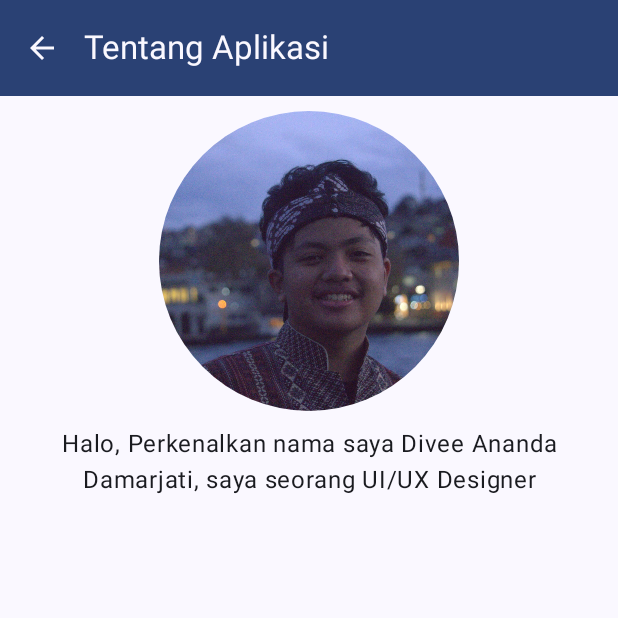
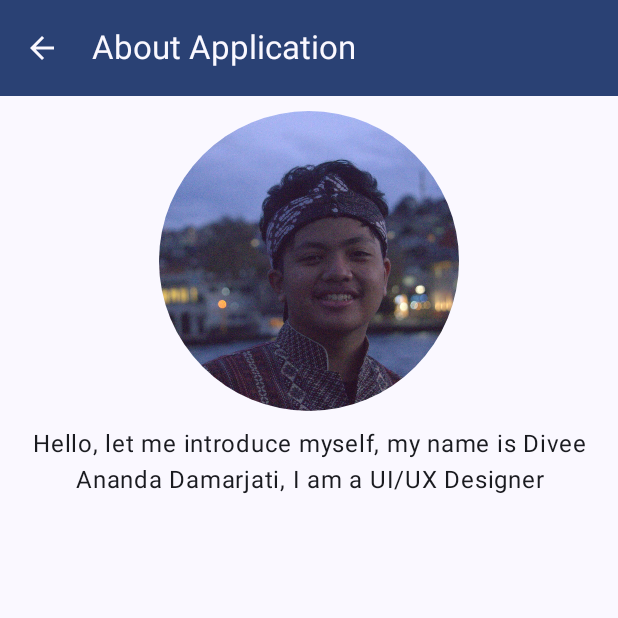
Before and after one commit to DiveeDamarjati/Asessment1_Mobpro, an Android app built with Jetpack Compose: the AboutUs screen opened through its navigation route, on a phone screen of 412 x 824 dp, the top half of it. Run offline under Robolectric (Android 15) with nearby library versions, the phone set to English and light mode, and no system bars.

Commit message:
Asessment-1 Mobpro (Revisi)

```diff
--- a/app/src/main/java/org/d3if0106/miniproject/model/Image.kt
+++ /dev/null
@@ -1,8 +0,0 @@
-package org.d3if0106.miniproject.model
-
-import androidx.annotation.DrawableRes
-import java.sql.RowId
-
-data class Image(
-    @DrawableRes val imageResId: Int
-)
--- a/app/src/main/java/org/d3if0106/miniproject/screen/AboutUs.kt
+++ b/app/src/main/java/org/d3if0106/miniproject/screen/AboutUs.kt
@@ -1,5 +1,6 @@
 package org.d3if0106.miniproject.screen
 
+import android.media.Image
 import android.provider.ContactsContract.Profile
 import androidx.compose.foundation.Image
 import androidx.compose.foundation.layout.Arrangement
@@ -29,7 +30,6 @@ import androidx.compose.ui.text.style.TextAlign
 import androidx.compose.ui.unit.dp
 import androidx.navigation.NavHostController
 import org.d3if0106.miniproject.R
-import org.d3if0106.miniproject.model.Image
 import org.d3if0106.miniproject.navigation.Screen
 
 @OptIn(ExperimentalMaterial3Api::class)
@@ -59,11 +59,12 @@ fun AboutUs(navController: NavHostController) {
     ) { paddingValues ->
         Column(
             modifier = Modifier
-                .padding(paddingValues).padding(top = 10.dp),
+                .padding(paddingValues)
+                .padding(top = 10.dp),
             horizontalAlignment = Alignment.CenterHorizontally,
 
         ) {
-            ProfileImage(image = Image(R.drawable.divee))
+            ProfileImage()
             Text(
                 text = stringResource(id = R.string.data_diri),
                 modifier = Modifier.padding(10.dp),
@@ -76,9 +77,9 @@ fun AboutUs(navController: NavHostController) {
 
 
 @Composable
-fun ProfileImage(image: Image) {
+fun ProfileImage() {
     Image(
-        painter = painterResource(id = image.imageResId),
+        painter = painterResource(id = R.drawable.divee),
         contentDescription = null,
         modifier = Modifier
             .size(200.dp)
--- a/app/src/main/java/org/d3if0106/miniproject/screen/MainScreen.kt
+++ b/app/src/main/java/org/d3if0106/miniproject/screen/MainScreen.kt
@@ -1,5 +1,7 @@
 package org.d3if0106.miniproject.screen
 
+import android.content.Context
+import android.content.Intent
 import android.graphics.drawable.Icon
 import androidx.compose.foundation.border
 import androidx.compose.foundation.layout.Arrangement
@@ -9,9 +11,11 @@ import androidx.compose.foundation.layout.Row
 import androidx.compose.foundation.layout.fillMaxSize
 import androidx.compose.foundation.layout.fillMaxWidth
 import androidx.compose.foundation.layout.padding
+import androidx.compose.foundation.rememberScrollState
 import androidx.compose.foundation.selection.selectable
 import androidx.compose.foundation.shape.RoundedCornerShape
 import androidx.compose.foundation.text.KeyboardOptions
+import androidx.compose.foundation.verticalScroll
 import androidx.compose.material.icons.Icons
 import androidx.compose.material.icons.filled.Info
 import androidx.compose.material3.Button
@@ -36,6 +40,7 @@ import androidx.compose.runtime.setValue
 import androidx.compose.ui.Alignment
 import androidx.compose.ui.Modifier
 import androidx.compose.ui.graphics.Color
+import androidx.compose.ui.platform.LocalContext
 import androidx.compose.ui.res.stringResource
 import androidx.compose.ui.semantics.Role
 import androidx.compose.ui.text.input.ImeAction
@@ -86,10 +91,13 @@ fun ScreenContent(modifier: Modifier){
     )
     var gender by remember { mutableStateOf(radioOptions[0]) }
 
-    var kategori by remember { mutableIntStateOf(0) }
+    var kategori by remember { mutableStateOf(0) }
+
+    var context = LocalContext.current
 
     Column(
         modifier = modifier
+            .verticalScroll(rememberScrollState())
             .fillMaxSize()
             .padding(16.dp),
         verticalArrangement = Arrangement.spacedBy(12.dp),
@@ -166,6 +174,16 @@ fun ScreenContent(modifier: Modifier){
                 text = stringResource(kategori).uppercase(),
                 style = MaterialTheme.typography.headlineLarge
             )
+            Button(onClick = {
+                shareData(
+                    context = context,
+                    message = context.getString(R.string.share, context.getString(kategori  ))
+                )
+            }
+            ) {
+                Text(text = stringResource(id = R.string.send))
+            }
+            Text(text = "\n\n\n\n\n\n\n\n\n\n\n\n\n\n\n\n\n\n\n\n\n\n\n\n\n\n\n\n\n\n\n\n\n\n\n\n\n\n\n\n\n\n\n\n\n\n\n\n\n\n\n\n\n\n\n\n\n\n\n\n\n\n\n\n\n\n\n\n\n\n\n\n\n\n\n\n\n\n\n\n\n\n\n\n\n\n\n\n\n\n\n\n\n\n\n\n\n\n\n\n")
         }
     }
 }
@@ -242,6 +260,15 @@ private fun getStatusTinggiBadan(tinggi: Float, isMale: Boolean, umur: Int): Int
     }
 }
 
+private fun shareData(context: Context, message: String){
+    val shareIntent = Intent(Intent.ACTION_SEND).apply {
+        type = "text/plain"
+        putExtra(Intent.EXTRA_TEXT, message)
+    }
+    if (shareIntent.resolveActivity(context.packageManager) != null){
+        context.startActivity(shareIntent)
+    }
+}
 
 
 
--- a/app/src/main/res/values/strings.xml
+++ b/app/src/main/res/values/strings.xml
@@ -1,18 +1,20 @@
 <resources>
     <string name="app_name">MiniProject</string>
-    <string name="intro">Selamat Datang di Aplikasi validasi kategori tinggi badan sesuai umur di rentan umur 10 - 29 tahun</string>
-    <string name="umur">Umur</string>
-    <string name="judul_kategori">Kategori tinggi badan</string>
-    <string name="judul_tentang">Tentang Aplikasi</string>
-    <string name="tinggibadan">Tinggi</string>
-    <string name="pria">Pria</string>
-    <string name="wanita">Wanita</string>
-    <string name="pendek">Pendek</string>
+    <string name="intro">Welcome to the application for measuring height, this application is used to see whether our height is ideal and in accordance with health data circulating on social media, this application measures height for those aged 10 to 29 years</string>
+    <string name="umur">Age</string>
+    <string name="judul_kategori">Height category</string>
+    <string name="judul_tentang">" About Application"</string>
+    <string name="tinggibadan">Height</string>
+    <string name="pria">Man</string>
+    <string name="wanita">Woman</string>
+    <string name="pendek">Short</string>
     <string name="normal">Normal</string>
-    <string name="tinggi">Tinggi</string>
-    <string name="badag">badag</string>
-    <string name="masukkan">Masukkan Data</string>
-    <string name="tentang_aplikasi">Tentang Aplikasi</string>
-    <string name="kembali">Kembali</string>
-    <string name="data_diri">Halo, Perkenalkan nama saya Divee Ananda Damarjati, saya seorang UI/UX Designer</string>
+    <string name="tinggi">Tall</string>
+    <string name="badag">Extra Tall</string>
+    <string name="masukkan">Input Data</string>
+    <string name="tentang_aplikasi">About Application</string>
+    <string name="kembali">Back</string>
+    <string name="data_diri">Hello, let me introduce myself, my name is Divee Ananda Damarjati, I am a UI/UX Designer</string>
+    <string name="share">The result of your calculation is that you are %1$s</string>
+    <string name="send">Send</string>
 </resources>
```
Also changed, not shown: 2 other files.
